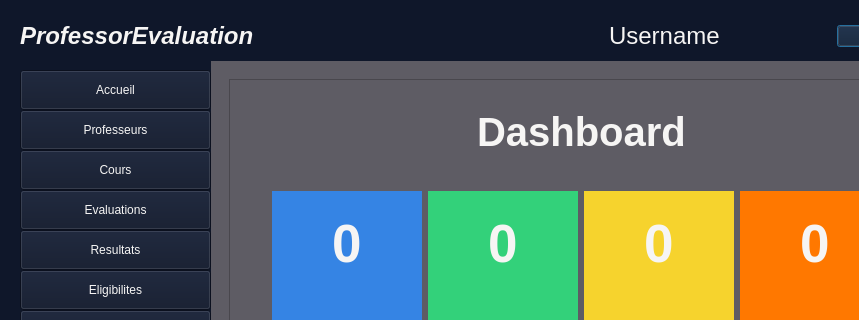
Before: the Qt Designer form ui/main_section.ui in Mulamba-Mukoma-Olivier/professor_evaluation_frontend, drawn with Qt 5; both pictures show x 0 to 859 and y 0 to 320 of the 977 by 586 pixel window.
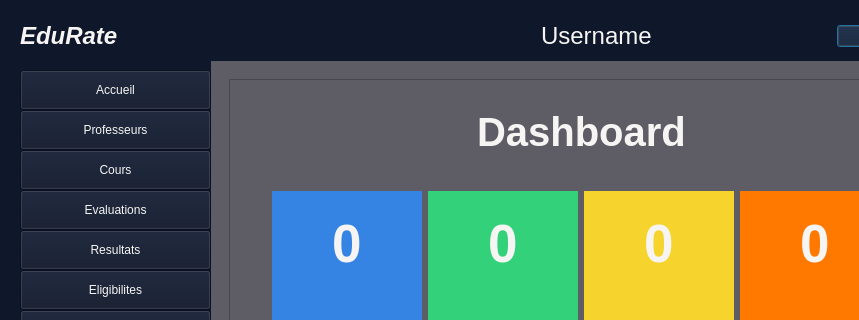
After: the same form once the commit is applied.

The edit to the form file:
```diff
--- a/ui/main_section.ui
+++ b/ui/main_section.ui
@@ -66,7 +66,7 @@
                 </font>
                </property>
                <property name="text">
-                <string>ProfessorEvaluation</string>
+                <string>EduRate</string>
                </property>
               </widget>
              </item>
```
